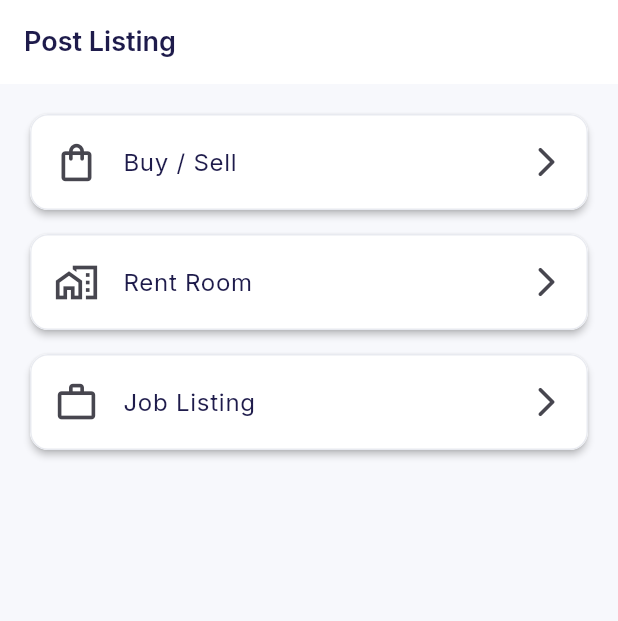
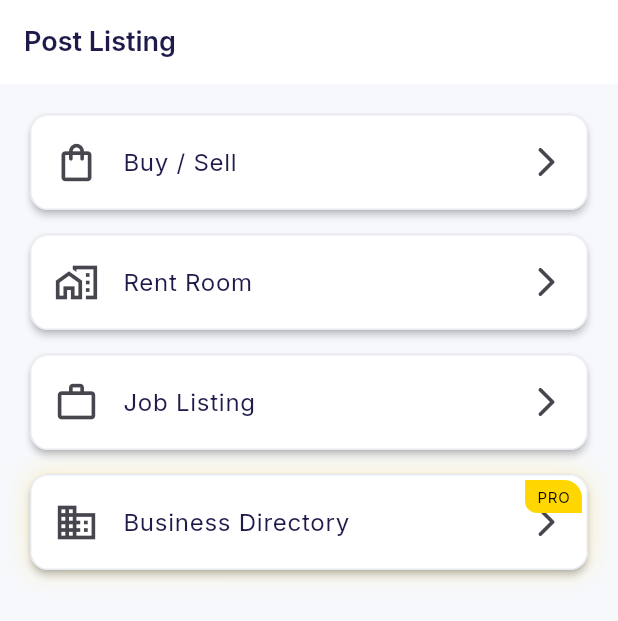
Before and after one commit to nippun5/sajha_app, a Flutter app: the PostListingScreen screen opened by its route, on a phone screen of 412 x 824 dp. Shown: the top 621 px of the screen. Run offline on Flutter 3.47's test engine with Material 3 defaults, Android fonts, the phone set to English and light mode, and no system bars; our stand-ins replace flutter_native_splash, go_router, google_fonts, image_picker, timeago.

Commit message:
Added glowing PRO border for BD | Android app name change to Sajha App

```diff
--- a/lib/features/post_listing/post_listing_screen.dart
+++ b/lib/features/post_listing/post_listing_screen.dart
@@ -63,6 +63,54 @@ class PostListingScreen extends StatelessWidget {
                 );
               },
             ),
+              const SizedBox(height: 16),
+Stack(
+  clipBehavior: Clip.none,
+  children: [
+    Container(
+      decoration: BoxDecoration(
+        borderRadius: BorderRadius.circular(12),
+        boxShadow: [
+          BoxShadow(
+            color: const Color(0xFFFFD700).withAlpha(45),
+            blurRadius: 14,
+            spreadRadius: 2,
+          ),
+        ],
+      ),
+      child: _buildOptionCard(
+        context,
+        title: 'Business Directory',
+        icon: Icons.business,
+        onTap: () {
+          // Navigator.push(...);
+        },
+      ),
+    ),
+    Positioned(
+      top: 4,
+      right: 4,
+      child: Container(
+        padding: const EdgeInsets.symmetric(horizontal: 8, vertical: 4),
+        decoration: const BoxDecoration(
+          color: Color(0xFFFFD700),
+          borderRadius: BorderRadius.only(
+            topRight: Radius.circular(12),
+            bottomLeft: Radius.circular(8),
+          ),
+        ),
+        child: const Text(
+          'PRO',
+          style: TextStyle(
+            color: Colors.black,
+            fontSize: 10,
+            letterSpacing: 0.5,
+          ),
+        ),
+      ),
+    ),
+  ],
+)
           ],
         ),
       ),
```
Also changed, not shown: 1 other file.
